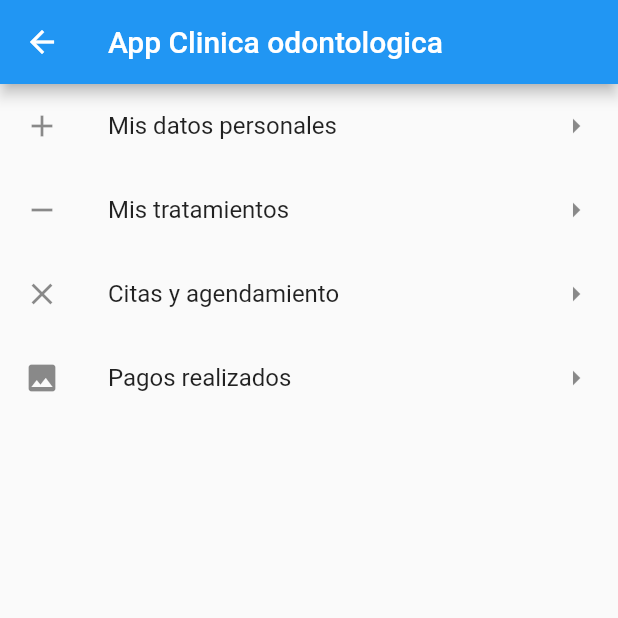
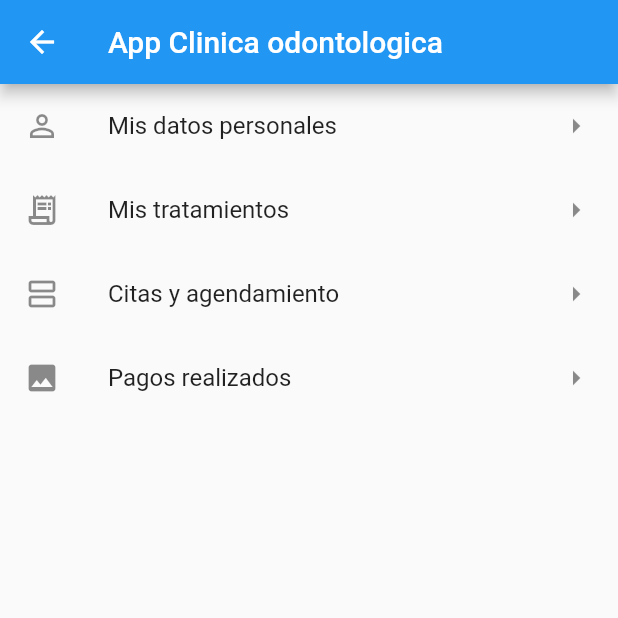
Before and after one commit to jeferD/clinicaJefersonDelgado1.1, a Flutter app: the menu screen opened directly, on a phone screen of 412 x 824 dp, the top half of it. Run offline on Flutter 3.47's test engine with Material 2 defaults, Android fonts, the phone set to English and light mode, and no system bars.

Commit message:
Iconos
Iconos de menu

```diff
--- a/ClinicaJefersonDelgado/lib/views/menu.dart
+++ b/ClinicaJefersonDelgado/lib/views/menu.dart
@@ -20,7 +20,7 @@ class _menuState extends State<menu> {
         body: ListView(
           children: [
             ListTile(
-              leading: Icon(Icons.add),
+              leading: Icon(Icons.person_outline),
               title: Text("Mis datos personales"),
               trailing: Icon(Icons.arrow_right),
               onTap: () {
@@ -29,7 +29,7 @@ class _menuState extends State<menu> {
               },
             ),
             ListTile(
-              leading: Icon(Icons.remove),
+              leading: Icon(Icons.receipt_long_outlined),
               title: Text("Mis tratamientos"),
               trailing: Icon(Icons.arrow_right),
               onTap: () {
@@ -38,7 +38,7 @@ class _menuState extends State<menu> {
               },
             ),
             ListTile(
-              leading: Icon(Icons.clear),
+              leading: Icon(Icons.view_agenda_outlined),
               title: Text("Citas y agendamiento"),
               trailing: Icon(Icons.arrow_right),
               onTap: () {
```
